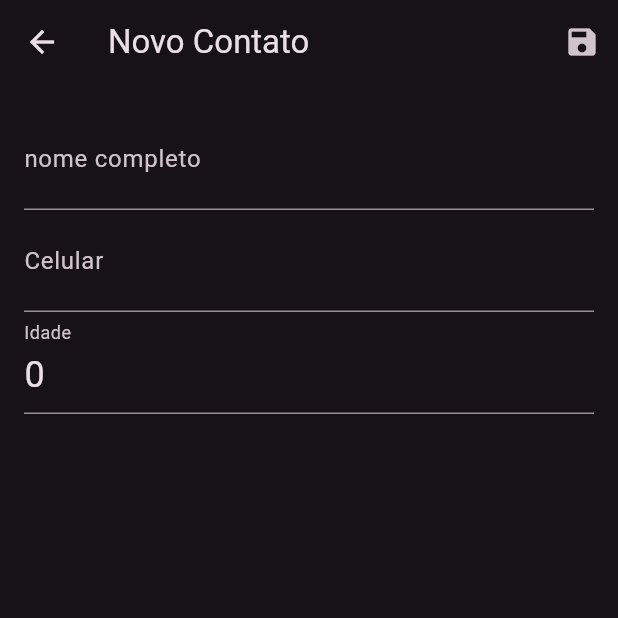
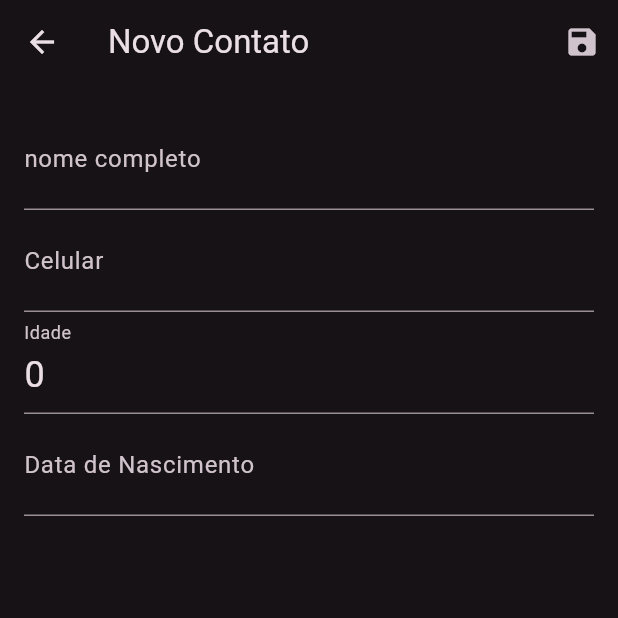
Before and after one commit to sousadm/bytebank, a Flutter app: the ContactForm screen opened directly, on a phone screen of 412 x 824 dp, the top half of it. Run offline on Flutter 3.47's test engine with Material 3 defaults, Android fonts, the phone set to English and light mode, and no system bars; our stand-ins replace sqflite; missing offline and left inert: confirm_dialog; accounts and stored records are empty.

Commit message:
(alt) mostrando data de nascimento

```diff
--- a/lib/screens/contato/contact_form.dart
+++ b/lib/screens/contato/contact_form.dart
@@ -62,21 +62,28 @@ class _ContactFormState extends State<ContactForm> {
           children: [
             TextField(
               controller: _nameController,
-              decoration: InputDecoration(labelText: 'nome completo'),
-              style: TextStyle(fontSize: 24.0),
+              decoration: const InputDecoration(labelText: 'nome completo'),
+              style: const TextStyle(fontSize: 24.0),
               //autofocus: true,
             ),
             TextField(
               controller: _foneController,
-              decoration: InputDecoration(labelText: 'Celular'),
-              style: TextStyle(fontSize: 24.0),
+              decoration: const InputDecoration(labelText: 'Celular'),
+              style: const TextStyle(fontSize: 24.0),
               keyboardType: TextInputType.phone,
             ),
             TextField(
               controller: _idadeController,
-              decoration: InputDecoration(labelText: 'Idade'),
-              style: TextStyle(fontSize: 24.0),
+              decoration: const InputDecoration(labelText: 'Idade'),
+              style: const TextStyle(fontSize: 24.0),
               keyboardType: TextInputType.number,
+            ),
+            TextField(
+              controller: _nascimentoController,
+              decoration:
+                  const InputDecoration(labelText: 'Data de Nascimento'),
+              style: const TextStyle(fontSize: 24.0),
+              keyboardType: TextInputType.datetime,
             ),
           ],
         ),
```
